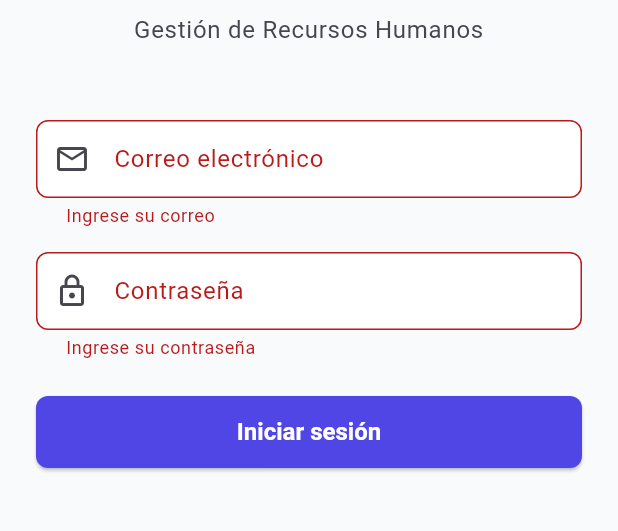
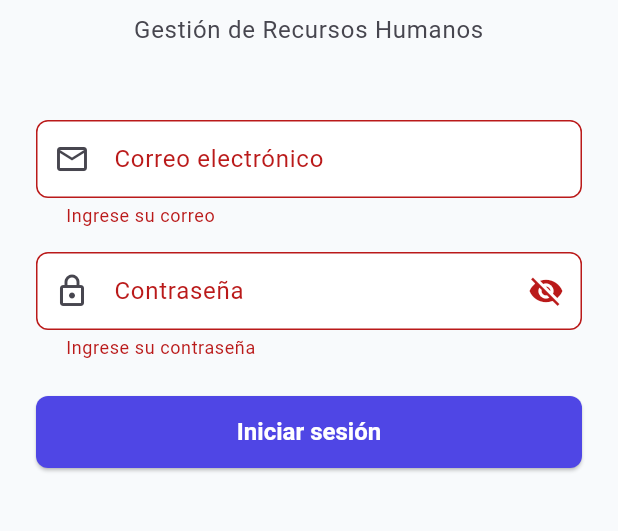
Before and after one commit to AllSystem23/zorvian, a Flutter app: the DashboardPage screen opened by its route, after a tap on the "logout" icon, after a tap on "Iniciar sesión", on a phone screen of 412 x 824 dp, the part 474-1005 px from its top. Run offline on Flutter 3.47's test engine with Material 3 defaults, Android fonts, the phone set to English and light mode, and no system bars; our stand-ins replace dio, firebase_auth, firebase_core, flutter_riverpod, flutter_secure_storage, go_router; accounts and stored records are empty; network calls fail.

Commit message:
Sprint 1: Firebase Auth login, company onboarding, role routing

```diff
--- a/frontend/lib/app/router.dart
+++ b/frontend/lib/app/router.dart
@@ -5,6 +5,19 @@ import 'package:go_router/go_router.dart';
 import '../auth/auth_provider.dart';
 import '../features/dashboard/dashboard_page.dart';
 import '../features/login/login_page.dart';
+import '../features/onboarding/onboarding_page.dart';
+
+class AppRoute {
+  final String path;
+  final String name;
+  final List<String> allowedRoles;
+
+  const AppRoute({
+    required this.path,
+    required this.name,
+    this.allowedRoles = const [],
+  });
+}
 
 final routerProvider = Provider<GoRouter>((ref) {
   final authState = ref.watch(authProvider);
@@ -14,7 +27,9 @@ final routerProvider = Provider<GoRouter>((ref) {
     debugLogDiagnostics: !kIsWeb && Platform.isWindows,
     redirect: (context, state) {
       final status = authState.status;
-      final isLoginRoute = state.matchedLocation == '/login';
+      final location = state.matchedLocation;
+      final isLoginRoute = location == '/login';
+      final isOnboardingRoute = location == '/onboarding';
 
       if (status == AuthStatus.unknown) return null;
 
@@ -23,7 +38,8 @@ final routerProvider = Provider<GoRouter>((ref) {
       }
 
       if (status == AuthStatus.authenticated && isLoginRoute) {
-        return '/dashboard';
+        final hasCompany = authState.tenantId != null && authState.tenantId!.isNotEmpty;
+        return hasCompany ? '/dashboard' : '/onboarding';
       }
 
       return null;
@@ -35,6 +51,11 @@ final routerProvider = Provider<GoRouter>((ref) {
         builder: (_, _) => const LoginPage(),
       ),
       GoRoute(
+        path: '/onboarding',
+        name: 'onboarding',
+        builder: (_, _) => const OnboardingPage(),
+      ),
+      GoRoute(
         path: '/dashboard',
         name: 'dashboard',
         builder: (_, _) => const DashboardPage(),
--- a/frontend/lib/features/login/login_page.dart
+++ b/frontend/lib/features/login/login_page.dart
@@ -1,5 +1,7 @@
 import 'package:flutter/material.dart';
 import 'package:flutter_riverpod/flutter_riverpod.dart';
+import 'package:firebase_auth/firebase_auth.dart' as fb;
+import '../../auth/auth_provider.dart';
 
 class LoginPage extends ConsumerStatefulWidget {
   const LoginPage({super.key});
@@ -12,7 +14,9 @@ class _LoginPageState extends ConsumerState<LoginPage> {
   final _emailController = TextEditingController();
   final _passwordController = TextEditingController();
   final _formKey = GlobalKey<FormState>();
+  String? _error;
   bool _loading = false;
+  bool _obscurePassword = true;
 
   @override
   void dispose() {
@@ -24,14 +28,32 @@ class _LoginPageState extends ConsumerState<LoginPage> {
   Future<void> _login() async {
     if (!_formKey.currentState!.validate()) return;
 
-    setState(() => _loading = true);
+    setState(() { _loading = true; _error = null; });
 
-    // TODO: Replace with actual Firebase Auth sign-in
-    // This is a placeholder for Sprint 1.9 integration
-    await Future.delayed(const Duration(seconds: 1));
+    try {
+      final cred = await fb.FirebaseAuth.instance.signInWithEmailAndPassword(
+        email: _emailController.text.trim(),
+        password: _passwordController.text,
+      );
+      final idToken = await cred.user!.getIdToken();
+      if (idToken == null) throw Exception('No idToken');
 
-    if (mounted) {
-      setState(() => _loading = false);
+      final success = await ref.read(authProvider.notifier).loginWithFirebase(idToken);
+      if (!success && mounted) {
+        setState(() => _error = 'Error al conectar con el servidor');
+      }
+    } on fb.FirebaseAuthException catch (e) {
+      setState(() {
+        _error = switch (e.code) {
+          'user-not-found' || 'invalid-credential' => 'Correo o contraseña incorrectos',
+          'too-many-requests' => 'Demasiados intentos. Intente más tarde',
+          _ => 'Error de autenticación: ${e.message}',
+        };
+      });
+    } catch (e) {
+      if (mounted) setState(() => _error = 'Error de conexión');
+    } finally {
+      if (mounted) setState(() => _loading = false);
     }
   }
 
@@ -69,6 +91,24 @@ class _LoginPageState extends ConsumerState<LoginPage> {
                     ),
                   ),
                   const SizedBox(height: 48),
+                  if (_error != null)
+                    Container(
+                      padding: const EdgeInsets.all(12),
+                      margin: const EdgeInsets.only(bottom: 16),
+                      decoration: BoxDecoration(
+                        color: theme.colorScheme.errorContainer,
+                        borderRadius: BorderRadius.circular(8),
+                      ),
+                      child: Row(
+                        children: [
+                          Icon(Icons.error_outline, size: 20, color: theme.colorScheme.error),
+                          const SizedBox(width: 8),
+                          Expanded(
+                            child: Text(_error!, style: TextStyle(color: theme.colorScheme.error)),
+                          ),
+                        ],
+                      ),
+                    ),
                   TextFormField(
                     controller: _emailController,
                     decoration: const InputDecoration(
@@ -82,13 +122,18 @@ class _LoginPageState extends ConsumerState<LoginPage> {
                   const SizedBox(height: 16),
                   TextFormField(
                     controller: _passwordController,
-                    decoration: const InputDecoration(
+                    decoration: InputDecoration(
                       labelText: 'Contraseña',
-                      prefixIcon: Icon(Icons.lock_outlined),
+                      prefixIcon: const Icon(Icons.lock_outlined),
+                      suffixIcon: IconButton(
+                        icon: Icon(_obscurePassword ? Icons.visibility_off : Icons.visibility),
+                        onPressed: () => setState(() => _obscurePassword = !_obscurePassword),
+                      ),
                     ),
-                    obscureText: true,
+                    obscureText: _obscurePassword,
                     validator: (v) =>
                         v == null || v.isEmpty ? 'Ingrese su contraseña' : null,
+                    onFieldSubmitted: (_) => _login(),
                   ),
                   const SizedBox(height: 24),
                   ElevatedButton(
--- a/src/Nexora.Web/appsettings.json
+++ b/src/Nexora.Web/appsettings.json
@@ -19,6 +19,6 @@
     "CredentialsFilePath": "nexora-hr-firebase-admin.json"
   },
   "Cors": {
-    "AllowedOrigins": ["http://localhost:3000", "http://localhost:5000", "https://app.nexora.app"]
+    "AllowedOrigins": ["http://localhost:3000", "http://localhost:5000", "https://app.nexora.app", "https://nexora-hr.web.app", "https://nexora-hr.firebaseapp.com"]
   }
 }
```
Also changed, not shown: frontend/lib/features/onboarding/onboarding_page.dart (added, +177 -0 lines), 6 other files.
